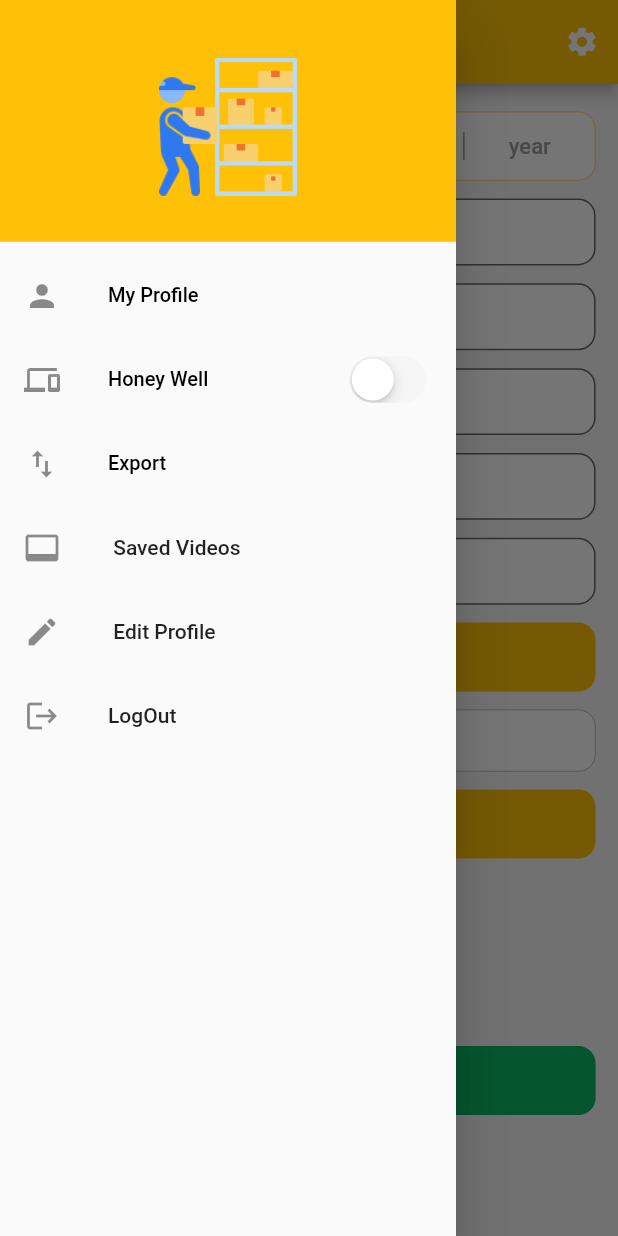
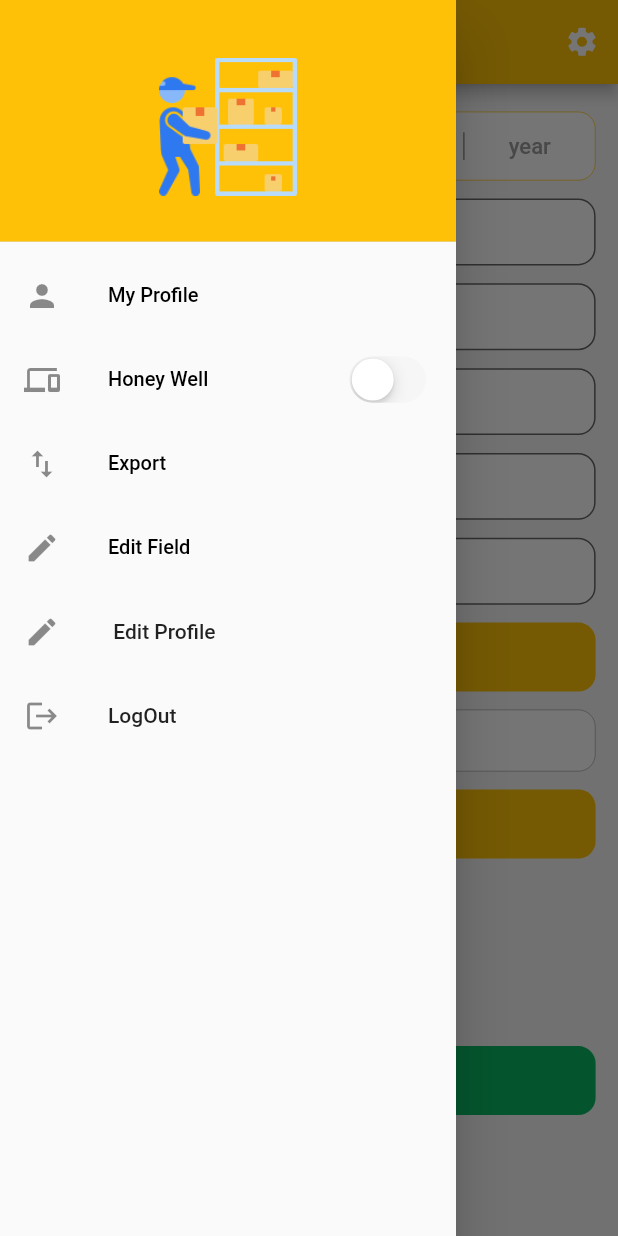
Before and after one commit to An19ik89/inbound, a Flutter app: the screen it shows after launch, in the side drawer, after a tap on "SAVE", on a phone screen of 412 x 824 dp. Run offline on Flutter 3.47's test engine with Material 2 defaults, Android fonts, the phone set to English and light mode, and no system bars; our stand-ins replace flutter_screenutil, get_it, hive, hive_flutter, image_picker, permission_handler and 1 more; missing offline and left inert: qr_code_scanner, syncfusion_flutter_xlsio; accounts and stored records are empty.

Commit message:
auto update

```diff
--- a/lib/core/route/route_paths.dart
+++ b/lib/core/route/route_paths.dart
@@ -1,6 +1,7 @@
 class RoutePaths {
   static const String DASH = 'dash';
   static const String QRSCAN = 'qr_scan';
+  static const String FIELD = 'field';
 
 
 
--- a/lib/core/route/routes.dart
+++ b/lib/core/route/routes.dart
@@ -1,6 +1,7 @@
 
 import 'package:flutter/material.dart';
 import 'package:inbound_flutter/di/dependency_injection.dart';
+import 'package:inbound_flutter/ui/page/field/field_page.dart';
 import 'package:inbound_flutter/ui/page/qr_scan/qr_scan.dart';
 import '../../ui/page/dash/dash_page.dart';
 import 'route_paths.dart';
@@ -14,6 +15,8 @@ class Routes {
         return MaterialPageRoute(builder: (_) => di<DashPage>());
         case RoutePaths.QRSCAN:
         return MaterialPageRoute(builder: (_) => di<QRScan>());
+      case RoutePaths.FIELD:
+        return MaterialPageRoute(builder: (_) => di<FieldPage>());
 
       default:
         return MaterialPageRoute(
--- /dev/null
+++ b/lib/core/session/session.dart
@@ -0,0 +1,27 @@
+
+
+abstract class Session
+{
+
+  final String LOGIN = 'login';
+  final String ContainerSl = 'Container Sl';
+  final String SealNo = 'Seal No.';
+  final String WareHouse = 'Warehouse';
+  final String MaterialNo = 'Metarial No.';
+  final String Qyt = 'Qyt';
+  final String ReelNo = 'Reel No.';
+  final String Date = 'Date';
+  final String Sl = 'sl';
+
+
+
+
+  void setBool(String name, bool value);
+  bool getBool(String name);
+
+
+  void setString(String name, String value);
+  String getString(String name);
+
+  void removeAll();
+}
--- a/lib/di/dependency_injection.dart
+++ b/lib/di/dependency_injection.dart
@@ -5,10 +5,14 @@ import 'package:get_it/get_it.dart';
 import 'package:hive/hive.dart';
 import 'package:hive_flutter/hive_flutter.dart';
 import 'package:inbound_flutter/core/model/inbound_data_model.dart';
+import 'package:inbound_flutter/core/session/session.dart';
+import 'package:inbound_flutter/core/session/session_impl.dart';
+import 'package:inbound_flutter/ui/page/field/field_page.dart';
 import 'package:inbound_flutter/ui/page/qr_scan/qr_scan.dart';
 import 'package:inbound_flutter/utils/excel_utils.dart';
 import 'package:inbound_flutter/utils/image_utils.dart';
 import 'package:path_provider/path_provider.dart';
+import 'package:shared_preferences/shared_preferences.dart';
 
 import '../ui/page/dash/dash_page.dart';
 import '../utils/date_time_utils.dart';
@@ -28,10 +32,16 @@ Future<void> setup() async {
   Hive.init(externalDir.path);
   await Hive.openBox("inbound_database");
 
+  //local
+  di.registerSingleton<SharedPreferences>(await SharedPreferences.getInstance());
+  di.registerLazySingleton<Session>(() => SessionImpl(  preferences: di<SharedPreferences>()));
+
+
 
   //pages
   di.registerSingleton(DashPage());
   di.registerSingleton(QRScan());
+  di.registerSingleton(FieldPage());
 
   //utils
   di.registerSingleton(ImageUtils());
--- a/lib/ui/page/dash/dash_page.dart
+++ b/lib/ui/page/dash/dash_page.dart
@@ -7,6 +7,7 @@ import 'package:flutter/rendering.dart';
 import 'package:flutter_screenutil/flutter_screenutil.dart';
 import 'package:hive/hive.dart';
 import 'package:inbound_flutter/core/route/route_paths.dart';
+import 'package:inbound_flutter/core/session/session.dart';
 import 'package:inbound_flutter/di/dependency_injection.dart';
 import 'package:inbound_flutter/ui/widget/c_text.dart';
 import 'package:inbound_flutter/ui/widget/c_textfield.dart';
@@ -33,6 +34,7 @@ class _DashState extends State<DashPage> {
   var imageUtils = di<ImageUtils>();
   var dateTimeUtils = di<DateTimeUtils>();
   var excelUtils = di<ExcelUtils>();
+  final Session session = di<Session>();
 
   @override
   Widget build(BuildContext context) {
@@ -100,7 +102,7 @@ class _DashState extends State<DashPage> {
                           mainAxisAlignment: MainAxisAlignment.spaceEvenly,
                           children: [
                             CText(
-                              text: 'Date',
+                              text: session.getString(session.Date),
                               textAlign: TextAlign.center,
                             ),
                             SizedBox(
@@ -153,12 +155,12 @@ class _DashState extends State<DashPage> {
                     Row(
                       children: [
                         CText(
-                          text: 'Container Sl : ',
+                          text: session.getString(session.ContainerSl)+' : ',
                           container_wight: 110.w,
                         ),
                         Flexible(
                             child: CTextField(
-                                hint_text: 'Container Sl',
+                                hint_text: session.getString(session.ContainerSl),
                                 controller: provider.containerSlController,
                                 textInputType: TextInputType.text))
                       ],
@@ -169,12 +171,12 @@ class _DashState extends State<DashPage> {
                     Row(
                       children: [
                         CText(
-                          text: 'Seal No. : ',
+                          text: session.getString(session.SealNo)+' : ',
                           container_wight: 110.w,
                         ),
                         Flexible(
                             child: CTextField(
-                                hint_text: 'Seal No.',
+                                hint_text: session.getString(session.SealNo),
                                 controller: provider.sealNoController,
                                 textInputType: TextInputType.text))
                       ],
@@ -185,12 +187,12 @@ class _DashState extends State<DashPage> {
                     Row(
                       children: [
                         CText(
-                          text: 'Warehouse : ',
+                          text: session.getString(session.WareHouse)+' : ',
                           container_wight: 110.w,
                         ),
                         Flexible(
                             child: CTextField(
-                                hint_text: 'Warehouse',
+                                hint_text: session.getString(session.WareHouse),
                                 controller: provider.wareHouseController,
                                 textInputType: TextInputType.text))
                       ],
@@ -201,12 +203,12 @@ class _DashState extends State<DashPage> {
                     Row(
                       children: [
                         CText(
-                          text: 'Metarial No. : ',
+                          text: session.getString(session.MaterialNo)+' : ',
                           container_wight: 110.w,
                         ),
                         Flexible(
                             child: CTextField(
-                                hint_text: 'Metarial No.',
+                                hint_text: session.getString(session.MaterialNo),
                                 controller: provider.materialNoController,
                                 textInputType: TextInputType.number))
                       ],
@@ -217,12 +219,12 @@ class _DashState extends State<DashPage> {
                     Row(
                       children: [
                         CText(
-                          text: 'Qyt. : ',
+                          text: session.getString(session.Qyt)+' : ',
                           container_wight: 110.w,
                         ),
                         Flexible(
                             child: CTextField(
-                                hint_text: 'Quantity.',
+                                hint_text: session.getString(session.Qyt),
                                 controller: provider.qytController,
                                 textInputType: TextInputType.number))
                       ],
@@ -459,10 +461,14 @@ class _DashState extends State<DashPage> {
                     },
                   ),
                   ListTile(
-                    leading: Icon(Icons.video_label),
-                    title: const Text(' Saved Videos '),
+                    leading: Icon(Icons.edit),
+                    title: CText(
+                      text: 'Edit Field',
+                      size: 14.5.sp,
+                    ),
                     onTap: () {
                       Navigator.pop(context);
+                      Navigator.of(context).pushNamed(RoutePaths.FIELD);
                     },
                   ),
                   ListTile(
--- a/lib/ui/page/dash/dash_viewmodel.dart
+++ b/lib/ui/page/dash/dash_viewmodel.dart
@@ -7,9 +7,24 @@ import 'package:flutter/material.dart';
 import 'package:hive/hive.dart';
 import 'package:image_picker/image_picker.dart';
 import 'package:inbound_flutter/core/model/inbound_data_model.dart';
+import 'package:inbound_flutter/core/session/session.dart';
+import 'package:inbound_flutter/di/dependency_injection.dart';
 import 'package:qr_code_scanner/qr_code_scanner.dart';
 
 class DashViewModel with ChangeNotifier {
+  final Session session = di<Session>();
+  DashViewModel(){
+    containerSlFieldController.text = session.getString(session.ContainerSl);
+    sealNoFieldController.text = session.getString(session.SealNo);
+    wareHouseFieldController.text = session.getString(session.WareHouse);
+    materialNoFieldController.text = session.getString(session.MaterialNo);
+    qytFieldController.text = session.getString(session.Qyt);
+    dateFieldController.text = session.getString(session.Date);
+    slFieldController.text = session.getString(session.Sl);
+
+
+  }
+
   // Controller
   TextEditingController containerSlController = TextEditingController();
   TextEditingController sealNoController = TextEditingController();
@@ -141,4 +156,27 @@ class DashViewModel with ChangeNotifier {
     notifyListeners();
   }
 
+
+
+  // Controller field
+  TextEditingController containerSlFieldController = TextEditingController();
+  TextEditingController sealNoFieldController = TextEditingController();
+  TextEditingController wareHouseFieldController = TextEditingController();
+  TextEditingController materialNoFieldController = TextEditingController();
+  TextEditingController qytFieldController = TextEditingController();
+  TextEditingController dateFieldController = TextEditingController();
+  TextEditingController slFieldController = TextEditingController();
+
+
+  void title_data(){
+    session.setString(session.ContainerSl, containerSlFieldController.text);
+    session.setString(session.SealNo, sealNoFieldController.text);
+    session.setString(session.WareHouse, wareHouseFieldController.text);
+    session.setString(session.MaterialNo, materialNoFieldController.text);
+    session.setString(session.Qyt, qytFieldController.text);
+    session.setString(session.Date, dateFieldController.text);
+    session.setString(session.Sl, slFieldController.text);
+    notifyListeners();
+  }
+
 }
--- a/pubspec.yaml
+++ b/pubspec.yaml
@@ -41,6 +41,7 @@ dependencies:
   qr_code_scanner: ^1.0.1
   syncfusion_flutter_xlsio: ^20.3.52-beta
   permission_handler: ^10.2.0
+  shared_preferences: ^2.0.15
 
 dev_dependencies:
   flutter_test:
```
Also changed, not shown: lib/core/session/session_impl.dart (added, +37 -0 lines), lib/ui/page/field/field_page.dart (added, +147 -0 lines), lib/utils/excel_utils.dart (+11 -8 lines).
